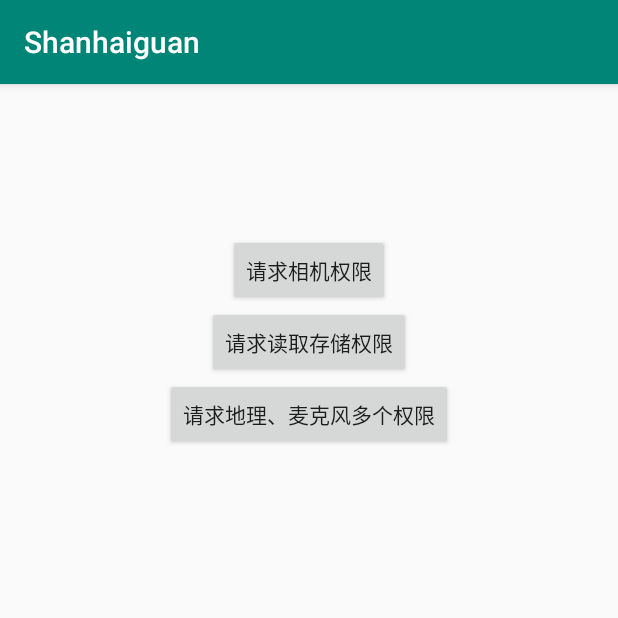
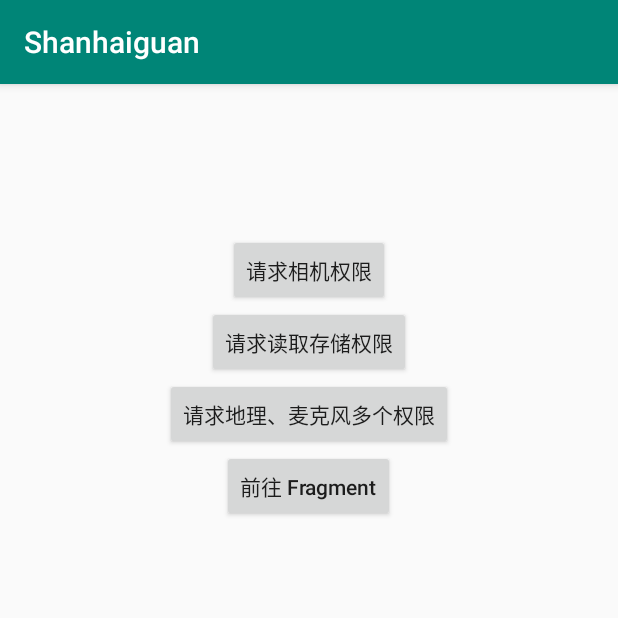
Before and after one commit to JosephusZhou/Shanhaiguan, an Android app: the screen it shows after launch (MainActivity), after a tap on "请求读取存储权限", on a phone screen of 412 x 824 dp, the top half of it. Run offline under Robolectric (Android 15) with nearby library versions, the phone set to English and light mode, and no system bars.

Commit message:
优化权限请求过程，增加 revoked 状态判断，增加 Fragment 调用 Demo

```diff
--- a/app/build.gradle
+++ b/app/build.gradle
@@ -30,6 +30,7 @@ dependencies {
     implementation 'androidx.appcompat:appcompat:1.1.0'
     implementation 'androidx.core:core-ktx:1.1.0'
     implementation 'androidx.constraintlayout:constraintlayout:1.1.3'
+    implementation 'androidx.legacy:legacy-support-v4:1.0.0'
     testImplementation 'junit:junit:4.12'
     androidTestImplementation 'androidx.test.ext:junit:1.1.1'
     androidTestImplementation 'androidx.test.espresso:espresso-core:3.2.0'
--- a/app/src/main/AndroidManifest.xml
+++ b/app/src/main/AndroidManifest.xml
@@ -5,8 +5,13 @@
 
     <uses-permission android:name="android.permission.CAMERA" />
     <uses-permission android:name="android.permission.READ_EXTERNAL_STORAGE" />
+    <uses-permission android:name="android.permission.WRITE_EXTERNAL_STORAGE" />
     <uses-permission android:name="android.permission.ACCESS_FINE_LOCATION" />
     <uses-permission android:name="android.permission.RECORD_AUDIO" />
+    <uses-permission android:name="android.permission.READ_SMS" />
+    <uses-permission android:name="android.permission.CALL_PHONE" />
+    <uses-permission android:name="android.permission.READ_CONTACTS" />
+    <uses-permission android:name="android.permission.WRITE_CONTACTS" />
 
     <application
         android:allowBackup="true"
@@ -16,6 +21,7 @@
         android:supportsRtl="true"
         android:theme="@style/AppTheme"
         tools:ignore="AllowBackup,GoogleAppIndexingWarning">
+        <activity android:name=".SecondActivity"></activity>
         <activity android:name=".MainActivity">
             <intent-filter>
                 <action android:name="android.intent.action.MAIN" />
--- a/app/src/main/java/com/josephuszhou/shanhaiguan/demo/MainActivity.kt
+++ b/app/src/main/java/com/josephuszhou/shanhaiguan/demo/MainActivity.kt
@@ -1,14 +1,21 @@
 package com.josephuszhou.shanhaiguan.demo
 
 import android.Manifest
+import android.content.Intent
 import android.os.Bundle
+import android.util.Log
 import android.view.View
-import android.widget.Toast
 import androidx.appcompat.app.AppCompatActivity
 import com.josephuszhou.shanhaiguan.Shanhaiguan
 import com.josephuszhou.shanhaiguan.listener.OnPermissionRequestListener
 
 class MainActivity : AppCompatActivity(), OnPermissionRequestListener {
+
+    companion object {
+
+        @JvmStatic
+        private val TAG = "Shanhaiguan"
+    }
 
     override fun onCreate(savedInstanceState: Bundle?) {
         super.onCreate(savedInstanceState)
@@ -37,18 +44,27 @@ class MainActivity : AppCompatActivity(), OnPermissionRequestListener {
                     ), this
                 )
             }
+            R.id.btn_to_fragment -> {
+                startActivity(Intent(this, SecondActivity::class.java))
+            }
         }
     }
 
     override fun onGranted(grantedPermissions: Array<String>) {
         for(permission in grantedPermissions) {
-            Toast.makeText(this, permission + "成功", Toast.LENGTH_SHORT).show()
+            Log.e(TAG, permission + "已授权")
         }
     }
 
     override fun onDenied(deniedPermissions: Array<String>) {
         for(permission in deniedPermissions) {
-            Toast.makeText(this, permission + "失败", Toast.LENGTH_SHORT).show()
+            Log.e(TAG, permission + "未授权")
+        }
+    }
+
+    override fun onRevoked(revokedPermissions: Array<String>) {
+        for(permission in revokedPermissions) {
+            Log.e(TAG, permission + "被策略拒绝")
         }
     }
 }
--- a/app/src/main/res/layout/activity_main.xml
+++ b/app/src/main/res/layout/activity_main.xml
@@ -3,8 +3,8 @@
     xmlns:tools="http://schemas.android.com/tools"
     android:layout_width="match_parent"
     android:layout_height="match_parent"
+    android:gravity="center_horizontal"
     android:orientation="vertical"
-    android:gravity="center_horizontal"
     tools:context=".MainActivity">
 
     <androidx.appcompat.widget.AppCompatButton
@@ -29,4 +29,12 @@
         android:onClick="onClick"
         android:text="请求地理、麦克风多个权限" />
 
+    <androidx.appcompat.widget.AppCompatButton
+        android:id="@+id/btn_to_fragment"
+        android:layout_width="wrap_content"
+        android:layout_height="wrap_content"
+        android:onClick="onClick"
+        android:text="前往 Fragment"
+        android:textAllCaps="false" />
+
 </LinearLayout>
--- a/shanhaiguan/src/main/java/com/josephuszhou/shanhaiguan/Shanhaiguan.kt
+++ b/shanhaiguan/src/main/java/com/josephuszhou/shanhaiguan/Shanhaiguan.kt
@@ -1,6 +1,7 @@
 package com.josephuszhou.shanhaiguan
 
 import android.os.Build
+import androidx.fragment.app.Fragment
 import androidx.fragment.app.FragmentActivity
 import com.josephuszhou.shanhaiguan.listener.OnPermissionRequestListener
 import com.josephuszhou.shanhaiguan.ui.PermissionFragment
@@ -18,11 +19,11 @@ class Shanhaiguan private constructor(activity: FragmentActivity) {
 
         fun with(activity: FragmentActivity) = Shanhaiguan(activity)
 
-        /*fun with(fragment: Fragment) {
+        fun with(fragment: Fragment): Shanhaiguan {
             fragment.activity?.let {
-                with(it)
-            }
-        }*/
+                return with(it)
+            } ?: throw IllegalStateException("No Activity attached")
+        }
     }
 
     private var permissionFragment: PermissionFragment
--- a/shanhaiguan/src/main/java/com/josephuszhou/shanhaiguan/listener/OnPermissionRequestListener.kt
+++ b/shanhaiguan/src/main/java/com/josephuszhou/shanhaiguan/listener/OnPermissionRequestListener.kt
@@ -11,4 +11,5 @@ interface OnPermissionRequestListener {
 
     fun onDenied(deniedPermissions: Array<String>)
 
+    fun onRevoked(revokedPermissions: Array<String>)
 }
--- a/shanhaiguan/src/main/java/com/josephuszhou/shanhaiguan/ui/PermissionFragment.kt
+++ b/shanhaiguan/src/main/java/com/josephuszhou/shanhaiguan/ui/PermissionFragment.kt
@@ -8,36 +8,58 @@ import com.josephuszhou.shanhaiguan.listener.OnPermissionRequestListener
 
 class PermissionFragment : Fragment() {
 
+    enum class Status {
+        Denied,
+        Granted,
+        Revoked
+    }
+
     companion object {
 
         private const val PERMISSIONS_REQUEST_CODE = 100
     }
 
-    private var mPermissions: Array<String> = emptyArray()
-
     private var mOnPermissionRequestListener: OnPermissionRequestListener? = null
 
-    private lateinit var mGrantedPermissions: ArrayList<String>
+    private lateinit var mPermissionsMap: HashMap<String, Status>
 
-    private lateinit var mDeniedPermissions: ArrayList<String>
-
-    /*@TargetApi(Build.VERSION_CODES.M)
+    @TargetApi(Build.VERSION_CODES.M)
     fun isGranted(permission: String): Boolean {
         return activity?.checkSelfPermission(permission) ?: PackageManager.PERMISSION_DENIED == PackageManager.PERMISSION_GRANTED
-    }*/
+    }
+
+    @TargetApi(Build.VERSION_CODES.M)
+    fun isRevoked(permission: String): Boolean {
+        return activity?.let {
+            it.packageManager?.isPermissionRevokedByPolicy(permission, it.packageName)
+        } ?: throw IllegalStateException("No Activity attached")
+    }
 
     @TargetApi(Build.VERSION_CODES.M)
     fun requestPermissions(
         permissions: Array<String>,
         onPermissionRequestListener: OnPermissionRequestListener?
     ) {
-        this.mPermissions = permissions
-        this.mOnPermissionRequestListener = onPermissionRequestListener
+        mOnPermissionRequestListener = onPermissionRequestListener
+        mPermissionsMap = HashMap()
 
-        mGrantedPermissions = ArrayList()
-        mDeniedPermissions = ArrayList()
+        val mPermissions = ArrayList<String>()
+        for (permission in permissions) {
+            mPermissionsMap[permission] = when {
+                isGranted(permission) -> Status.Granted
+                isRevoked(permission) -> Status.Revoked
+                else -> {
+                    mPermissions.add(permission)
+                    Status.Denied
+                }
+            }
+        }
 
-        requestPermissions(mPermissions, PERMISSIONS_REQUEST_CODE)
+        if (mPermissions.size > 0) {
+            requestPermissions(mPermissions.toTypedArray(), PERMISSIONS_REQUEST_CODE)
+        } else {
+            handlePermissionResult()
+        }
     }
 
     @TargetApi(Build.VERSION_CODES.M)
@@ -51,19 +73,42 @@ class PermissionFragment : Fragment() {
         if (requestCode != PERMISSIONS_REQUEST_CODE)
             return
 
-        for(i in grantResults.indices) {
-            if (grantResults[i] == PackageManager.PERMISSION_GRANTED) {
-                mGrantedPermissions.add(permissions[i])
-            } else {
-                mDeniedPermissions.add(permissions[i])
+        for (i in grantResults.indices) {
+            mPermissionsMap[permissions[i]] =
+                if (grantResults[i] == PackageManager.PERMISSION_GRANTED) {
+                    Status.Granted
+                } else {
+                    if (isRevoked(permissions[i]))
+                        Status.Revoked
+                    else
+                        Status.Denied
+                }
+        }
+
+        handlePermissionResult()
+    }
+
+    private fun handlePermissionResult() {
+        val grantedPermissions = ArrayList<String>()
+        val deniedPermissions = ArrayList<String>()
+        val revokedPermissions = ArrayList<String>()
+
+        for ((k, v) in mPermissionsMap) {
+            when (v) {
+                Status.Granted -> grantedPermissions.add(k)
+                Status.Denied -> deniedPermissions.add(k)
+                else -> revokedPermissions.add(k)
             }
         }
 
-        if (mGrantedPermissions.size > 0) {
-            mOnPermissionRequestListener?.onGranted(mGrantedPermissions.toTypedArray())
+        if (grantedPermissions.size > 0) {
+            mOnPermissionRequestListener?.onGranted(grantedPermissions.toTypedArray())
         }
-        if (mDeniedPermissions.size > 0) {
-            mOnPermissionRequestListener?.onDenied(mDeniedPermissions.toTypedArray())
+        if (deniedPermissions.size > 0) {
+            mOnPermissionRequestListener?.onDenied(deniedPermissions.toTypedArray())
+        }
+        if (revokedPermissions.size > 0) {
+            mOnPermissionRequestListener?.onRevoked(revokedPermissions.toTypedArray())
         }
     }
 }
```
Also changed, not shown: app/src/main/java/com/josephuszhou/shanhaiguan/demo/SecondActivity.kt (added, +17 -0 lines), app/src/main/java/com/josephuszhou/shanhaiguan/demo/SecondFragment.kt (added, +63 -0 lines), app/src/main/res/layout/activity_second.xml (added, +9 -0 lines), app/src/main/res/layout/fragment_second.xml (added, +17 -0 lines), 1 other file.
